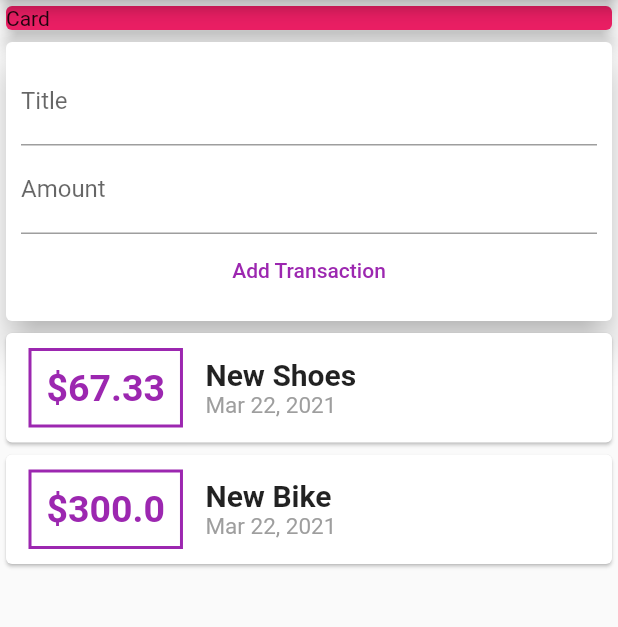
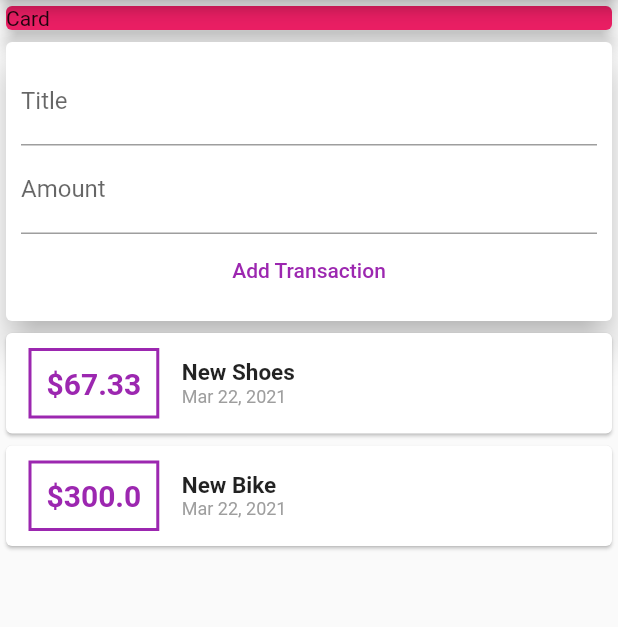
Before and after one commit to rifat0153/Flutter-Expense-Tracker, a Flutter app: the screen it shows after launch, on a phone screen of 412 x 824 dp, the part 84-711 px from its top. Run offline on Flutter 3.47's test engine with Material 2 defaults, Android fonts, the phone set to English and light mode, and no system bars.

Commit message:
ListView implemented without lazy loading

```diff
--- a/lib/main.dart
+++ b/lib/main.dart
@@ -27,7 +27,8 @@ class MyHomePage extends StatelessWidget {
       appBar: AppBar(
         title: Text('Expense Tracker'),
       ),
-      body: Column(
+      body: SingleChildScrollView(
+        child: Column(
             // mainAxisAlignment: MainAxisAlignment.spaceEvenly,
             crossAxisAlignment: CrossAxisAlignment.stretch,
             children: <Widget>[
@@ -41,6 +42,7 @@ class MyHomePage extends StatelessWidget {
               ),
               UserTransactions(),
             ]),
+      ),
     );
   }
 }
--- a/lib/widgets/transaction_list.dart
+++ b/lib/widgets/transaction_list.dart
@@ -8,7 +8,9 @@ class TransactionList extends StatelessWidget {
 
   @override
   Widget build(BuildContext context) {
-    return Column(
+    return Container(
+      height: 300,
+      child: ListView(
         children: transactions.map((tx) {
           return Card(
             child: Row(
@@ -26,7 +28,7 @@ class TransactionList extends StatelessWidget {
                     '\$${tx.amount}',
                     style: TextStyle(
                         fontWeight: FontWeight.bold,
-                      fontSize: 25,
+                        fontSize: 20,
                         color: Colors.purple),
                   ),
                 ),
@@ -36,14 +38,14 @@ class TransactionList extends StatelessWidget {
                     Text(
                       tx.title,
                       style: TextStyle(
-                      fontSize: 20,
+                        fontSize: 15,
                         fontWeight: FontWeight.bold,
                       ),
                     ),
                     Text(
                       DateFormat.yMMMd().format(tx.date),
                       style: TextStyle(
-                      fontSize: 15,
+                        fontSize: 12,
                         color: Colors.grey,
                       ),
                     ),
@@ -53,6 +55,7 @@ class TransactionList extends StatelessWidget {
             ),
           );
         }).toList(),
+      ),
     );
   }
 }
```
Lines whose indentation alone changed are shown as unchanged.
